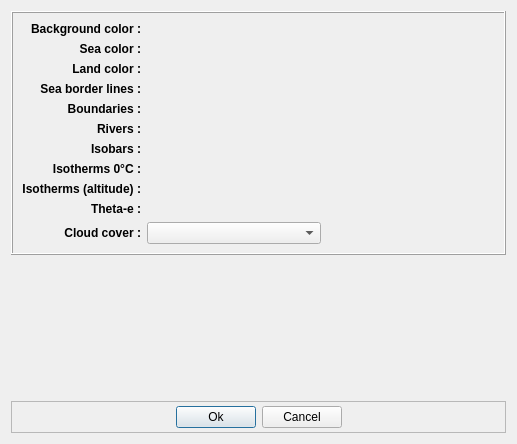
Before: the Qt Designer form src/GUI/GraphicsParamsDialog.ui in opengribs/XyGrib, drawn with Qt 5.
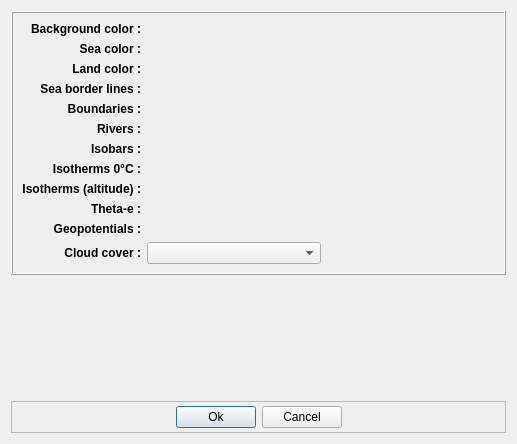
After: the same form once the commit is applied. Custom widgets are drawn as their Qt base class.

Commit message: Geopotentials fixes/improvements: displays on startup [if selected], configurable through graphics options

```diff
--- a/src/GUI/GraphicsParamsDialog.ui
+++ b/src/GUI/GraphicsParamsDialog.ui
@@ -316,7 +316,7 @@
           </property>
          </widget>
         </item>
-        <item row="10" column="0">
+        <item row="11" column="0">
          <widget class="QLabel" name="label_13">
           <property name="font">
            <font>
@@ -332,7 +332,7 @@
           </property>
          </widget>
         </item>
-        <item row="10" column="1">
+        <item row="11" column="1">
          <layout class="QGridLayout" name="gridLayout">
           <item row="0" column="0">
            <widget class="QComboBox" name="inputCloudsColorMode">
@@ -391,6 +391,32 @@
           </property>
          </widget>
         </item>
+        <item row="10" column="0">
+         <widget class="QLabel" name="label_16">
+          <property name="font">
+           <font>
+            <weight>75</weight>
+            <bold>true</bold>
+           </font>
+          </property>
+          <property name="text">
+           <string>Geopotentials :</string>
+          </property>
+          <property name="alignment">
+           <set>Qt::AlignRight|Qt::AlignTrailing|Qt::AlignVCenter</set>
+          </property>
+         </widget>
+        </item>
+        <item row="10" column="1">
+         <widget class="LineEditorWidget" name="inputGeopotentials_Line">
+          <property name="toolTip">
+           <string/>
+          </property>
+          <property name="whatsThis">
+           <string/>
+          </property>
+         </widget>
+        </item>
        </layout>
       </item>
      </layout>
```
The commit also changes 2 other files.
